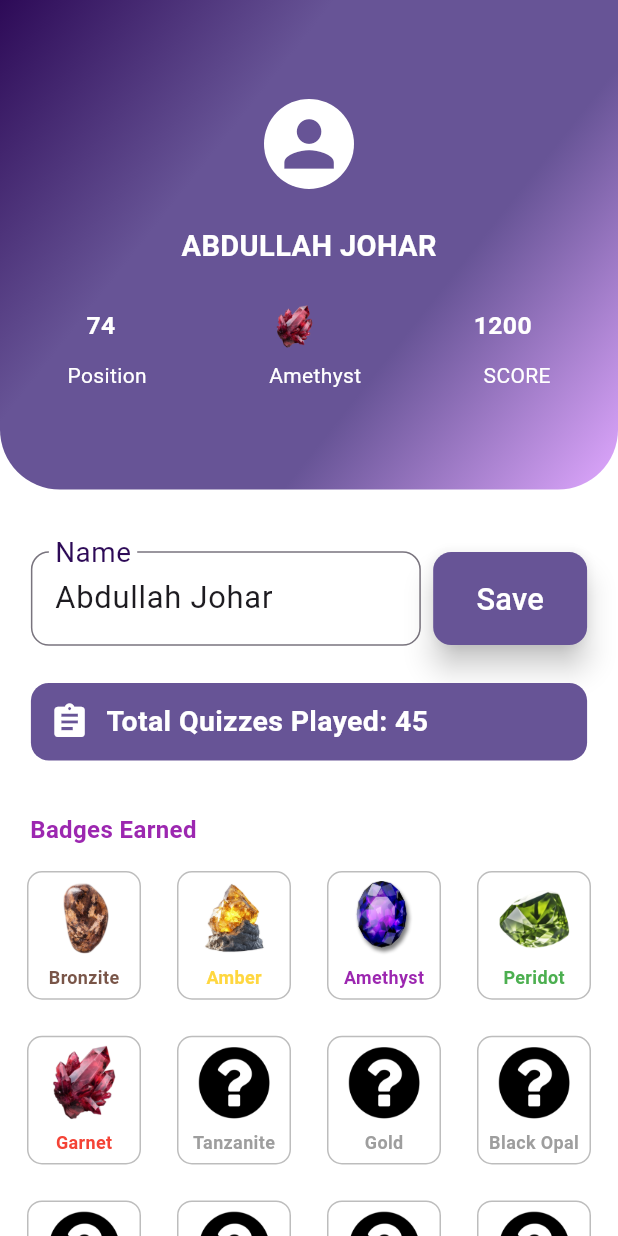
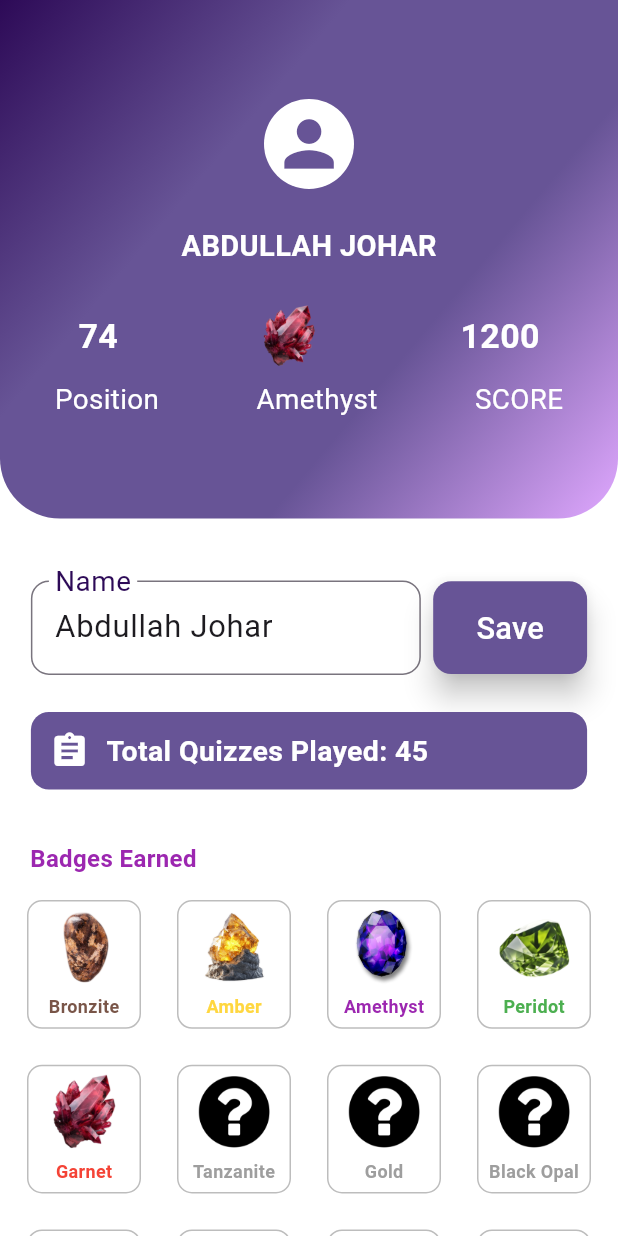
Before and after one commit to abdullahjohar23/islamic-quiz-app, a Flutter app: the ProfilePage screen opened directly, on a phone screen of 412 x 824 dp. Run offline on Flutter 3.47's test engine with Material 3 defaults, Android fonts, the phone set to English and light mode, and no system bars; project files that could hold a hidden picture were left out.

Commit message:
text size increased in top card

```diff
--- a/lib/pages/profile_page.dart
+++ b/lib/pages/profile_page.dart
@@ -105,21 +105,21 @@ class _ProfilePageState extends State<ProfilePage> {
                                                     userRank.toString(),
                                                     style: TextStyle(
                                                         color: Colors.white,
-                                                        fontSize: deviceWidth * 0.04,
+                                                        fontSize: deviceWidth * 0.055,
                                                         fontWeight: FontWeight.bold
                                                     ),
                                                 ),
 
                                                 Image.asset(
                                                     currentBadge.imagePath,
-                                                    height: deviceWidth * 0.07
+                                                    height: deviceWidth * 0.1
                                                 ),
 
                                                 Text(
                                                     userScore.toString(),
                                                     style: TextStyle(
                                                         color: Colors.white,
-                                                        fontSize: deviceWidth * 0.04,
+                                                        fontSize: deviceWidth * 0.055,
                                                         fontWeight: FontWeight.bold
                                                     ),
                                                 ),
@@ -131,12 +131,12 @@ class _ProfilePageState extends State<ProfilePage> {
                                         // Text Labels (Position, Badge, Score)
                                         Row(
                                             mainAxisAlignment: MainAxisAlignment.spaceAround,
-                                            children: const [
+                                            children: [
                                                 Text(
                                                     'Position',
                                                     style: TextStyle(
                                                         color: Colors.white,
-                                                        fontSize: 14,
+                                                        fontSize: deviceWidth * 0.045,
                                                     ),
                                                 ),
 
@@ -144,7 +144,7 @@ class _ProfilePageState extends State<ProfilePage> {
                                                     'Amethyst',
                                                     style: TextStyle(
                                                         color: Colors.white,
-                                                        fontSize: 14,
+                                                        fontSize: deviceWidth * 0.045,
                                                     ),
                                                 ),
 
@@ -152,7 +152,7 @@ class _ProfilePageState extends State<ProfilePage> {
                                                     'SCORE',
                                                     style: TextStyle(
                                                         color: Colors.white,
-                                                        fontSize: 14,
+                                                        fontSize: deviceWidth * 0.045,
                                                     ),
                                                 ),
                                             ],
```
